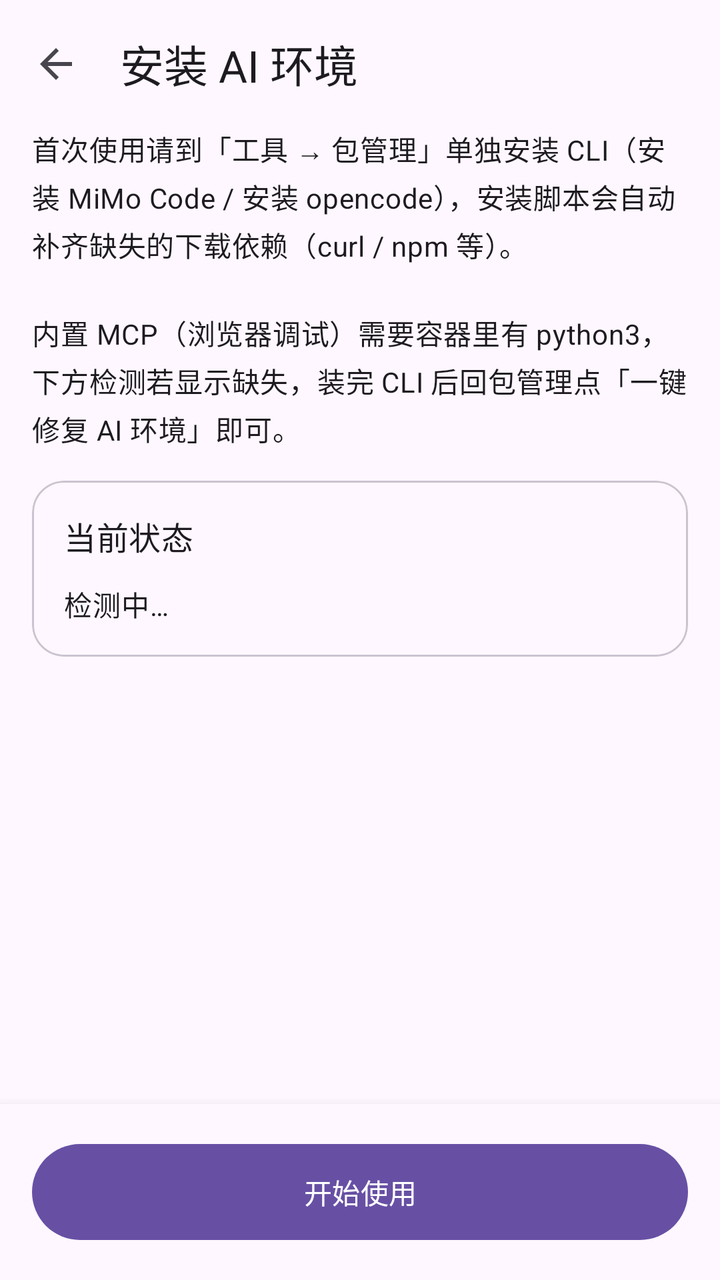
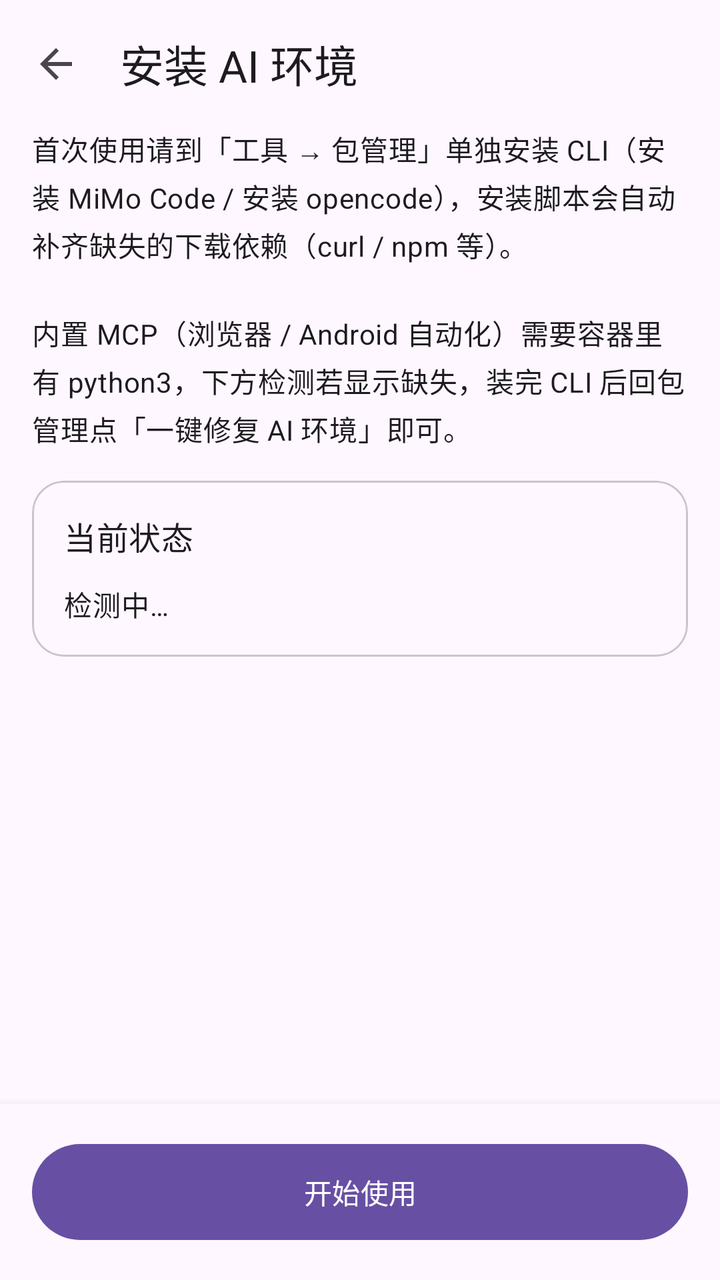

The first picture is an Android layout as it rendered before a commit; the second is the same layout after the commit. The layout source and the unified diff follow.
<!-- AndroidManifest.xml: application theme Theme.CodeTool.Starting -->
<!-- res/layout/activity_env_setup.xml -->
<?xml version="1.0" encoding="utf-8"?>
<LinearLayout xmlns:android="http://schemas.android.com/apk/res/android"
    xmlns:app="http://schemas.android.com/apk/res-auto"
    android:layout_width="match_parent"
    android:layout_height="match_parent"
    android:orientation="vertical"
    android:background="?android:attr/colorBackground">

    <com.google.android.material.appbar.MaterialToolbar
        android:id="@+id/envToolbar"
        android:layout_width="match_parent"
        android:layout_height="?attr/actionBarSize"
        android:background="?attr/colorSurface"
        app:navigationIcon="?attr/homeAsUpIndicator"
        app:title="安装 AI 环境"
        app:titleTextColor="?attr/colorOnSurface" />

    <ScrollView
        android:layout_width="match_parent"
        android:layout_height="0dp"
        android:layout_weight="1"
        android:fillViewport="true">

        <LinearLayout
            android:layout_width="match_parent"
            android:layout_height="wrap_content"
            android:orientation="vertical"
            android:paddingHorizontal="@dimen/spacing_lg"
            android:paddingTop="0dp"
            android:paddingBottom="@dimen/spacing_lg">

            <com.google.android.material.textview.MaterialTextView
                android:layout_width="match_parent"
                android:layout_height="wrap_content"
                android:text="首次使用请到「工具 → 包管理」单独安装 CLI（安装 MiMo Code / 安装 opencode），安装脚本会自动补齐缺失的下载依赖（curl / npm 等）。\n\n内置 MCP（浏览器调试）需要容器里有 python3，下方检测若显示缺失，装完 CLI 后回包管理点「一键修复 AI 环境」即可。"
                android:textAppearance="?attr/textAppearanceBodyMedium"
                android:textColor="?attr/colorOnSurface"
                android:lineSpacingMultiplier="1.35" />

            
            <com.google.android.material.card.MaterialCardView
                android:layout_width="match_parent"
                android:layout_height="wrap_content"
                android:layout_marginTop="@dimen/spacing_lg"
                app:cardCornerRadius="16dp"
                app:cardElevation="0dp"
                app:strokeWidth="1dp">

                <LinearLayout
                    android:layout_width="match_parent"
                    android:layout_height="wrap_content"
                    android:orientation="vertical"
                    android:padding="@dimen/spacing_lg">

                    <com.google.android.material.textview.MaterialTextView
                        android:layout_width="match_parent"
                        android:layout_height="wrap_content"
                        android:text="当前状态"
                        android:textAppearance="?attr/textAppearanceTitleMedium"
                        android:textColor="?attr/colorOnSurface" />

                    <com.google.android.material.textview.MaterialTextView
                        android:id="@+id/envStatusText"
                        android:layout_width="match_parent"
                        android:layout_height="wrap_content"
                        android:layout_marginTop="@dimen/spacing_md"
                        android:text="检测中…"
                        android:textAppearance="?attr/textAppearanceBodyMedium" />
                </LinearLayout>
            </com.google.android.material.card.MaterialCardView>

            
            <com.google.android.material.card.MaterialCardView
                android:id="@+id/envProgressCard"
                android:layout_width="match_parent"
                android:layout_height="wrap_content"
                android:layout_marginTop="@dimen/spacing_md"
                android:visibility="gone"
                app:cardCornerRadius="16dp"
                app:cardElevation="0dp"
                app:strokeWidth="1dp">

                <LinearLayout
                    android:layout_width="match_parent"
                    android:layout_height="wrap_content"
                    android:orientation="vertical"
                    android:padding="@dimen/spacing_lg">

                    <com.google.android.material.textview.MaterialTextView
                        android:id="@+id/envProgressTitle"
                        android:layout_width="match_parent"
                        android:layout_height="wrap_content"
                        android:text="正在安装…"
                        android:textAppearance="?attr/textAppearanceTitleSmall"
                        android:textColor="?attr/colorOnSurface"
                        android:visibility="gone" />

                    <com.google.android.material.progressindicator.LinearProgressIndicator
                        android:id="@+id/envProgress"
                        android:layout_width="match_parent"
                        android:layout_height="wrap_content"
                        android:layout_marginTop="@dimen/spacing_sm"
                        android:indeterminate="true"
                        android:visibility="gone" />

                    <com.google.android.material.textview.MaterialTextView
                        android:id="@+id/envLogText"
                        android:layout_width="match_parent"
                        android:layout_height="wrap_content"
                        android:layout_marginTop="@dimen/spacing_sm"
                        android:fontFamily="monospace"
                        android:textSize="12sp"
                        android:textColor="?attr/colorOnSurfaceVariant" />
                </LinearLayout>
            </com.google.android.material.card.MaterialCardView>

        </LinearLayout>
    </ScrollView>

    <LinearLayout
        android:layout_width="match_parent"
        android:layout_height="wrap_content"
        android:orientation="vertical"
        android:padding="@dimen/spacing_lg"
        android:background="?attr/colorSurface"
        android:elevation="8dp">

        <com.google.android.material.button.MaterialButton
            android:id="@+id/envNext"
            android:layout_width="match_parent"
            android:layout_height="56dp"
            android:text="开始使用" />

        <com.google.android.material.button.MaterialButton
            android:id="@+id/envInstallBtn"
            style="@style/Widget.Material3.Button.TonalButton"
            android:layout_width="match_parent"
            android:layout_height="56dp"
            android:layout_marginTop="@dimen/spacing_sm"
            android:text="一键修复环境"
            android:visibility="gone" />
    </LinearLayout>
</LinearLayout>
<!-- resources referenced by this layout -->
<resources>
  <dimen name="spacing_lg">16dp</dimen>
  <dimen name="spacing_md">12dp</dimen>
  <dimen name="spacing_sm">8dp</dimen>
  <style name="Theme.CodeTool.Starting" parent="Theme.Material3.DayNight.NoActionBar">
          <item name="android:windowBackground">?android:colorBackground</item>
          <item name="android:statusBarColor" tools:targetApi="l">?android:colorBackground</item>
      </style>
</resources>

<!-- the commit's change to res/layout/activity_env_setup.xml (unified diff, before → after) -->
@@ -16,6 +16,7 @@
         app:titleTextColor="?attr/colorOnSurface" />
 
     <ScrollView
+        android:id="@+id/envScroll"
         android:layout_width="match_parent"
         android:layout_height="0dp"
         android:layout_weight="1"
@@ -32,7 +33,7 @@
             <com.google.android.material.textview.MaterialTextView
                 android:layout_width="match_parent"
                 android:layout_height="wrap_content"
-                android:text="首次使用请到「工具 → 包管理」单独安装 CLI（安装 MiMo Code / 安装 opencode），安装脚本会自动补齐缺失的下载依赖（curl / npm 等）。\n\n内置 MCP（浏览器调试）需要容器里有 python3，下方检测若显示缺失，装完 CLI 后回包管理点「一键修复 AI 环境」即可。"
+                android:text="首次使用请到「工具 → 包管理」单独安装 CLI（安装 MiMo Code / 安装 opencode），安装脚本会自动补齐缺失的下载依赖（curl / npm 等）。\n\n内置 MCP（浏览器 / Android 自动化）需要容器里有 python3，下方检测若显示缺失，装完 CLI 后回包管理点「一键修复 AI 环境」即可。"
                 android:textAppearance="?attr/textAppearanceBodyMedium"
                 android:textColor="?attr/colorOnSurface"
                 android:lineSpacingMultiplier="1.35" />
@@ -103,14 +104,24 @@
                         android:indeterminate="true"
                         android:visibility="gone" />
 
-                    <com.google.android.material.textview.MaterialTextView
-                        android:id="@+id/envLogText"
+                    
+                    <ScrollView
+                        android:id="@+id/envLogScroll"
                         android:layout_width="match_parent"
-                        android:layout_height="wrap_content"
+                        android:layout_height="220dp"
                         android:layout_marginTop="@dimen/spacing_sm"
-                        android:fontFamily="monospace"
-                        android:textSize="12sp"
-                        android:textColor="?attr/colorOnSurfaceVariant" />
+                        android:background="?attr/colorSurfaceVariant"
+                        android:scrollbars="vertical">
+
+                        <com.google.android.material.textview.MaterialTextView
+                            android:id="@+id/envLogText"
+                            android:layout_width="match_parent"
+                            android:layout_height="wrap_content"
+                            android:fontFamily="monospace"
+                            android:padding="8dp"
+                            android:textSize="12sp"
+                            android:textColor="?attr/colorOnSurfaceVariant" />
+                    </ScrollView>
                 </LinearLayout>
             </com.google.android.material.card.MaterialCardView>
 
